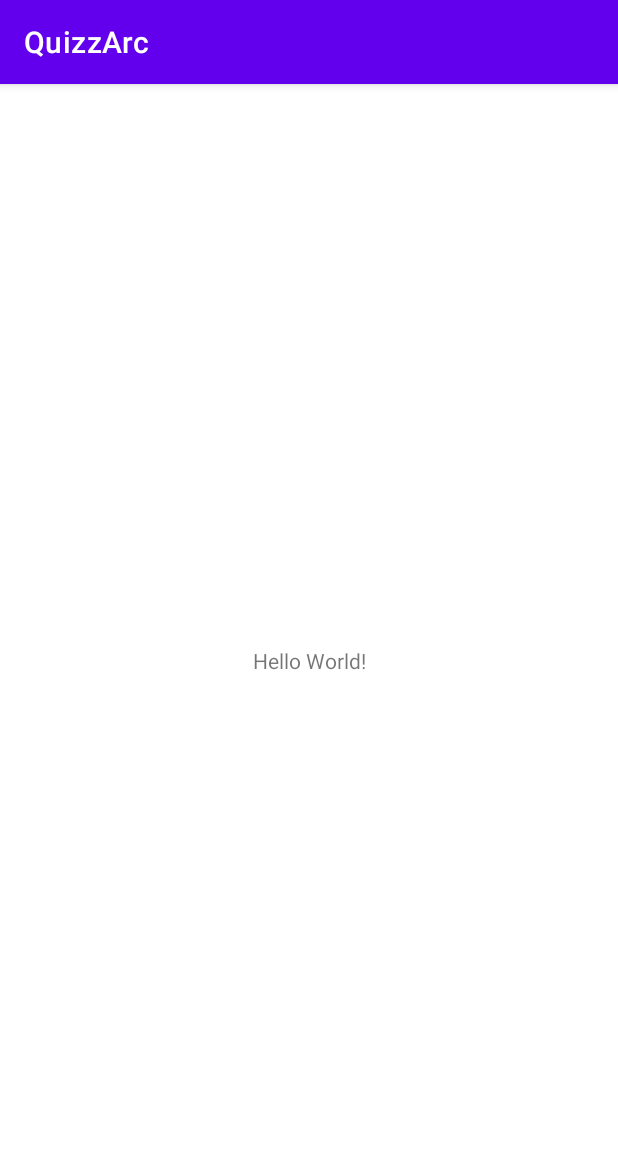
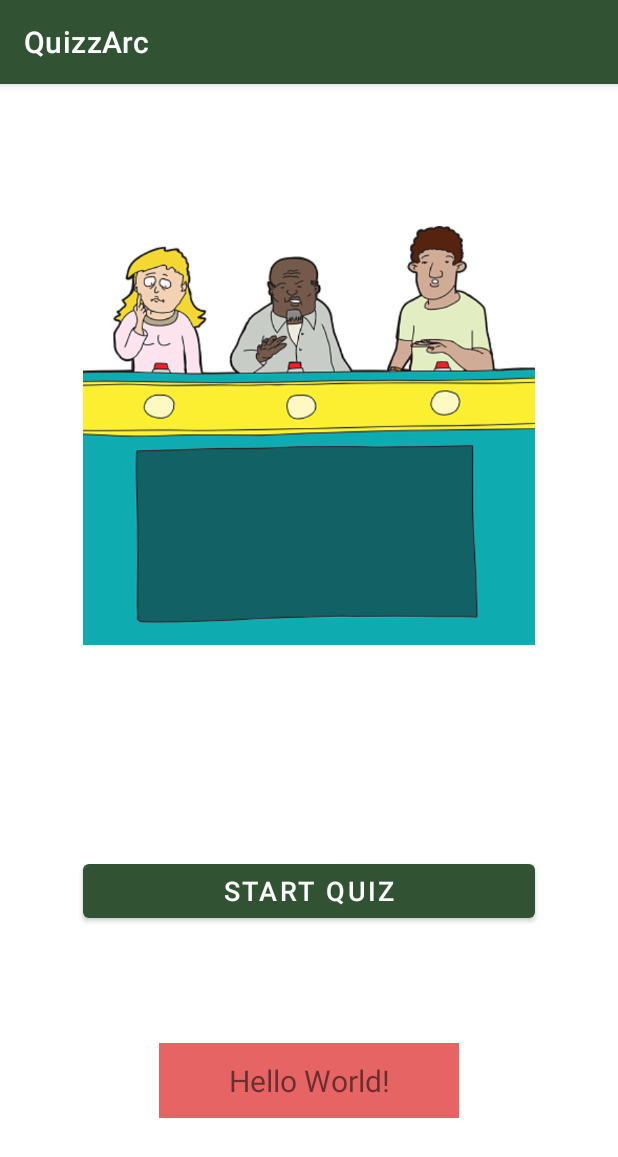
Before and after one commit to JayElGee/QuizzArc, an Android app: the screen it shows after launch once a user with an empty profile is signed in (MainActivity), on a phone screen of 412 x 824 dp. Shown: the top 1157 px of the screen. Run offline under Robolectric (Android 15) with nearby library versions, the phone set to English and light mode, and no system bars; our stand-ins replace Firebase (no records; nobody signed in at launch, a user with empty details on screens opened directly).

Commit message:
Added basic (incomplete) homepage

```diff
--- a/app/src/main/java/com/tlz/quizzarc/MainActivity.java
+++ b/app/src/main/java/com/tlz/quizzarc/MainActivity.java
@@ -6,6 +6,7 @@ import android.content.Intent;
 import android.os.Bundle;
 import android.util.Log;
 import android.view.View;
+import android.widget.Button;
 import android.widget.ImageView;
 import android.widget.TextView;
 
@@ -19,10 +20,12 @@ public class MainActivity extends AppCompatActivity {
         setContentView(R.layout.activity_main);
 
         TextView signOut;
+        Button start;
 
         FirebaseAuth auth = FirebaseAuth.getInstance();
 
         signOut = findViewById(R.id.tvSignOut);
+        start = findViewById(R.id.buttonStartQuiz);
 
         signOut.setOnClickListener(new View.OnClickListener() {
             @Override
@@ -36,7 +39,15 @@ public class MainActivity extends AppCompatActivity {
             }
         });
 
+        start.setOnClickListener(new View.OnClickListener() {
+            @Override
+            public void onClick(View view) {
 
+                Intent intent = new Intent(MainActivity.this, Quiz_Page.class);
+                startActivity(intent);
+
+            }
+        });
 
     }
 }
--- a/app/src/main/res/layout/activity_main.xml
+++ b/app/src/main/res/layout/activity_main.xml
@@ -8,12 +8,46 @@
 
     <TextView
             android:id="@+id/tvSignOut"
-            android:layout_width="wrap_content"
-            android:layout_height="wrap_content"
+            android:layout_width="200dp"
+            android:layout_height="50dp"
+            android:background="#E66464"
+            android:gravity="center"
             android:text="Hello World!"
+            android:textAlignment="center"
+            android:textSize="20sp"
             app:layout_constraintBottom_toBottomOf="parent"
             app:layout_constraintEnd_toEndOf="parent"
             app:layout_constraintStart_toStartOf="parent"
-            app:layout_constraintTop_toTopOf="parent" />
+            app:layout_constraintTop_toTopOf="parent"
+            app:layout_constraintVertical_bias="0.89"
+            tools:text="Sign Out" />
+
+    <ImageView
+            android:id="@+id/imageView4"
+            android:layout_width="0dp"
+            android:layout_height="0dp"
+            android:layout_marginStart="55dp"
+            android:layout_marginTop="2dp"
+            android:layout_marginEnd="55dp"
+            android:layout_marginBottom="47dp"
+            app:layout_constraintBottom_toTopOf="@+id/buttonStartQuiz"
+            app:layout_constraintEnd_toEndOf="parent"
+            app:layout_constraintStart_toStartOf="parent"
+            app:layout_constraintTop_toTopOf="parent"
+            app:srcCompat="@drawable/mainpageimage" />
+
+    <Button
+            android:id="@+id/buttonStartQuiz"
+            android:layout_width="0dp"
+            android:layout_height="wrap_content"
+            android:layout_marginStart="55dp"
+            android:layout_marginEnd="55dp"
+            android:layout_marginBottom="206dp"
+            android:text="Start Quiz"
+            android:textSize="18sp"
+            app:layout_constraintBottom_toBottomOf="parent"
+            app:layout_constraintEnd_toEndOf="parent"
+            app:layout_constraintStart_toStartOf="parent"
+            app:layout_constraintTop_toBottomOf="@+id/imageView4" />
 
 </androidx.constraintlayout.widget.ConstraintLayout>
--- a/app/src/main/res/values/themes.xml
+++ b/app/src/main/res/values/themes.xml
@@ -2,8 +2,8 @@
     <!-- Base application theme. -->
     <style name="Theme.QuizzArc" parent="Theme.MaterialComponents.DayNight.DarkActionBar">
         <!-- Primary brand color. -->
-        <item name="colorPrimary">@color/purple_500</item>
-        <item name="colorPrimaryVariant">@color/purple_700</item>
+        <item name="colorPrimary">#315333</item>
+        <item name="colorPrimaryVariant">#315333</item>
         <item name="colorOnPrimary">@color/white</item>
         <!-- Secondary brand color. -->
         <item name="colorSecondary">@color/teal_200</item>
```
Also changed, not shown: app/src/main/AndroidManifest.xml (+9 -2 lines), app/src/main/java/com/tlz/quizzarc/Quiz_Page.java (added, +14 -0 lines), app/src/main/res/layout/activity_quiz_page.xml (added, +9 -0 lines), app/src/main/res/drawable/mainpageimage.jpg (added).
